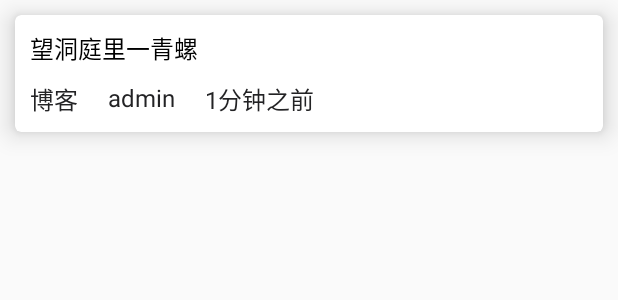
After one commit to hanxiaofeng/Mvp-Fast-Coo, an Android app: the layout home_item.xml on its own in the app's theme, with its tools: preview values and no code run, on a phone screen of 412 x 824 dp. The commit adds this screen. Shown: the top 300 px of the screen. Run offline under Robolectric (Android 15) with nearby library versions, the phone set to English and light mode, and no system bars.

Commit message:
home page list done

```diff
--- a/mvp-coco/build.gradle
+++ b/mvp-coco/build.gradle
@@ -103,4 +103,6 @@ dependencies {
     //api 'com.github.CymChad:BaseRecyclerViewAdapterHelper:2.9.47'
     api "com.github.CymChad:BaseRecyclerViewAdapterHelper:$rootProject.adapterHelper"
     implementation "com.blankj:utilcodex:$rootProject.utilcodexVersion"
+    //下拉刷新
+    implementation 'androidx.swiperefreshlayout:swiperefreshlayout:1.1.0-rc01'
 }
--- /dev/null
+++ b/mvp-coco/src/main/res/layout/home_item.xml
@@ -0,0 +1,69 @@
+<androidx.cardview.widget.CardView xmlns:android="http://schemas.android.com/apk/res/android"
+    xmlns:card="http://schemas.android.com/apk/res-auto"
+    android:layout_width="match_parent"
+    android:layout_height="wrap_content"
+    android:layout_centerInParent="true"
+    android:layout_margin="10dp"
+    card:cardCornerRadius="4dp"
+    card:cardElevation="10dp"
+    card:cardMaxElevation="10dp">
+
+    <RelativeLayout
+        android:layout_width="match_parent"
+        android:layout_height="wrap_content"
+        android:padding="10dp">
+
+        <TextView
+            android:id="@+id/tv_title"
+            android:layout_width="match_parent"
+            android:layout_height="wrap_content"
+            android:layout_gravity="center"
+            android:gravity="left|top"
+            android:text="望洞庭里一青螺"
+            android:textColor="@color/black"
+            android:textSize="16sp" />
+
+        <TextView
+            android:id="@+id/tv_from"
+            android:layout_width="wrap_content"
+            android:layout_height="wrap_content"
+            android:layout_gravity="center"
+            android:layout_below="@+id/tv_title"
+            android:layout_marginTop="10dp"
+            android:gravity="left|top"
+            android:text="博客"
+            android:textColor="@color/black2"
+            android:textSize="16sp" />
+
+        <TextView
+            android:id="@+id/tv_author"
+            android:layout_width="wrap_content"
+            android:layout_height="wrap_content"
+            android:layout_gravity="center"
+            android:layout_below="@+id/tv_title"
+            android:layout_toRightOf="@+id/tv_from"
+            android:layout_marginTop="10dp"
+            android:layout_marginLeft="20dp"
+            android:gravity="left|top"
+            android:text="admin"
+            android:textColor="@color/black2"
+            android:textSize="16sp" />
+
+        <TextView
+            android:id="@+id/tv_update_time"
+            android:layout_width="wrap_content"
+            android:layout_height="wrap_content"
+            android:layout_gravity="center"
+            android:layout_below="@+id/tv_title"
+            android:layout_toRightOf="@+id/tv_author"
+            android:layout_marginTop="10dp"
+            android:layout_marginLeft="20dp"
+            android:gravity="left|top"
+            android:text="1分钟之前"
+            android:textColor="@color/black2"
+            android:textSize="16sp" />
+
+
+    </RelativeLayout>
+
+</androidx.cardview.widget.CardView>
```
Also changed, not shown: mvp-coco/src/main/java/com/coo/mvp_coco/ui/home/HomeAdapter.java (deleted, +0 -22 lines), mvp-coco/src/main/java/com/coo/mvp_coco/ui/home/adapter/HomeAdapter.java (added, +39 -0 lines), mvp-coco/src/main/java/com/coo/mvp_coco/ui/home/fragment/HomeFragment.java (+105 -1 lines), mvp-coco/src/main/res/layout/fragment_message.xml (+9 -4 lines).
